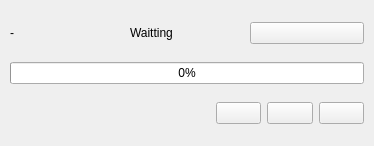
Above: sVanilla/src/ClientUi/Download/DownloadingListWidget.ui from WangPengZhan/sVanilla before the change. Below: the same form after it.
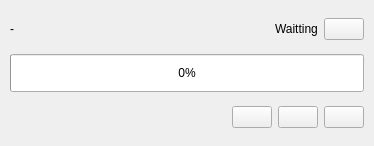
That is the form after the change. Icons and pictures are not drawn.

What changed in the file:
```diff
--- a/sVanilla/src/ClientUi/Download/DownloadingListWidget.ui
+++ b/sVanilla/src/ClientUi/Download/DownloadingListWidget.ui
@@ -57,7 +57,7 @@
       <item>
        <spacer name="Spacer">
         <property name="orientation">
-         <enum>Qt::Vertical</enum>
+         <enum>Qt::Horizontal</enum>
         </property>
         <property name="sizeHint" stdset="0">
          <size>
@@ -150,7 +150,7 @@
       <item>
        <spacer name="horizontalSpacer">
         <property name="orientation">
-         <enum>Qt::Vertical</enum>
+         <enum>Qt::Horizontal</enum>
         </property>
         <property name="sizeHint" stdset="0">
          <size>
```
